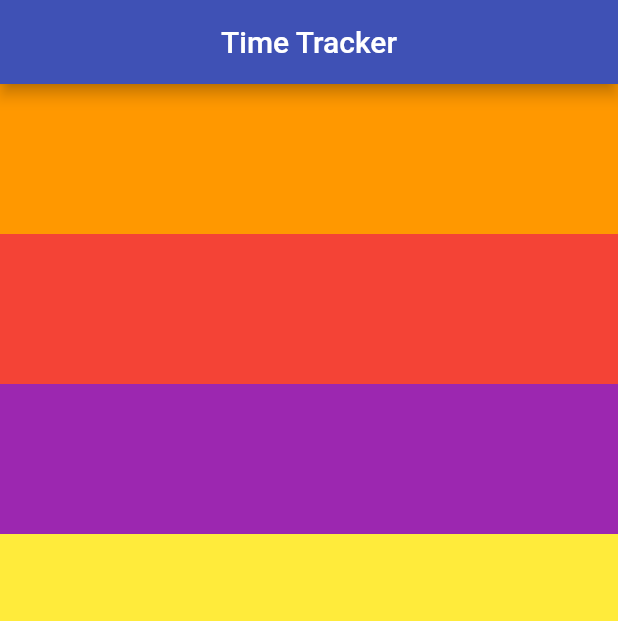
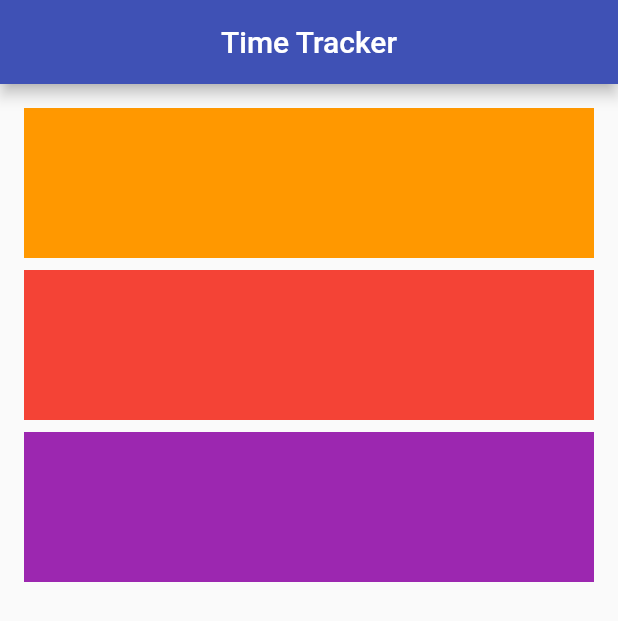
Before and after one commit to westsider/time_tracker_flutter_course, a Flutter app: the screen it shows after launch, on a phone screen of 412 x 824 dp. Shown: the top 621 px of the screen. Run offline on Flutter 3.47's test engine with Material 2 defaults, Android fonts, the phone set to English and light mode, and no system bars.

Commit message:
added madding

```diff
--- a/lib/app/sign_in/sign_in_page.dart
+++ b/lib/app/sign_in/sign_in_page.dart
@@ -9,13 +9,13 @@ class SignInPage extends StatelessWidget {
         centerTitle: true,
         elevation: 4.0,
       ),
-      body: buildContent(),
+      body: _buildContent(),
     );
   }
 
-  Widget buildContent() {
-    return Container(
-      color: Colors.yellow,
+  Widget _buildContent() {
+    return Padding(
+      padding: EdgeInsets.all(16.0),
       child: Column(
         crossAxisAlignment: CrossAxisAlignment.stretch,
         children: [
@@ -25,12 +25,14 @@ class SignInPage extends StatelessWidget {
               height: 100,
             ),
           ),
+          SizedBox(height: 8.0),
           Container(
             color: Colors.red,
             child: SizedBox(
               height: 100,
             ),
           ),
+          SizedBox(height: 8.0),
           Container(
             color: Colors.purple,
             child: SizedBox(
```
